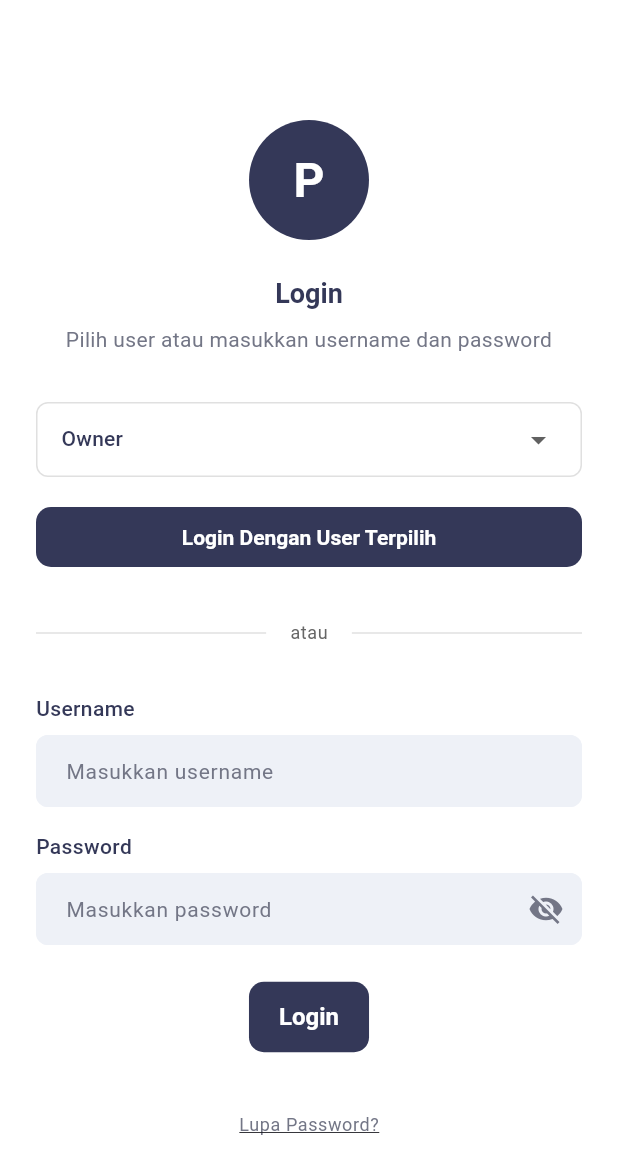
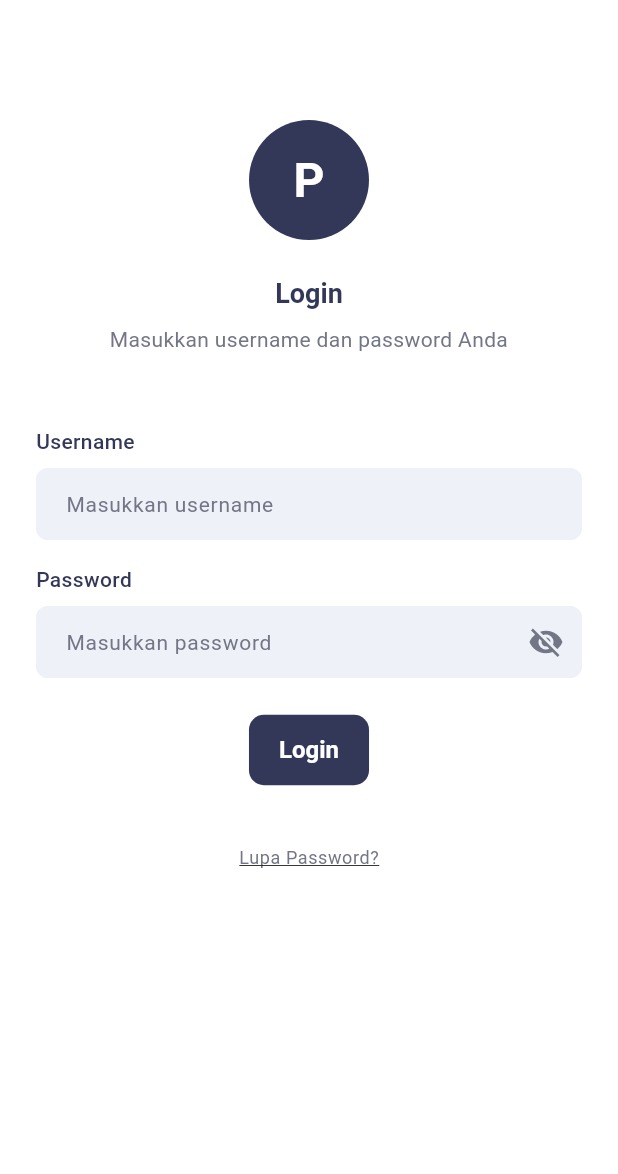
Before and after one commit to abimanyupewe/module_parking_app, a Flutter app: the screen it shows after launch, after a tap on "Lewati", on a phone screen of 412 x 824 dp. Shown: the top 1174 px of the screen. Run offline on Flutter 3.47's test engine with Material 3 defaults, Android fonts, the phone set to English and light mode, and no system bars; our stand-ins replace shared_preferences, sqflite; missing offline and left inert: bcrypt; accounts and stored records are empty.

Commit message:
refactor: Simplify login page - remove dropdown, use simple form only
- Remove UserSelectionModel
- Remove dropdown from login page
- Keep simple form for username/password input
- Test users credentials stored in database only (not displayed)

Test users available:
- owner / 123456
- admin1 / 123456
- petugas1 / 123456

Users input their own credentials via login form.

```diff
--- a/lib/features/auth/pages/login_page.dart
+++ b/lib/features/auth/pages/login_page.dart
@@ -1,7 +1,6 @@
 import 'package:flutter/material.dart';
 import '../../../config/colors.dart';
 import '../../../core/preferences/app_preferences.dart';
-import '../../../models/user_selection_model.dart';
 import '../controllers/auth_controller.dart';
 import '../widgets/auth_header_widget.dart';
 import '../widgets/login_form_widget.dart';
@@ -18,33 +17,12 @@ class _LoginPageState extends State<LoginPage> {
   late AuthController _authController;
   bool _isLoading = false;
   String? _errorMessage;
-  UserSelectionModel? _selectedUser;
-
-  // List of test users
-  late final List<UserSelectionModel> _testUsers = [
-    UserSelectionModel(
-      displayName: 'Owner',
-      username: 'owner',
-      password: '123456',
-    ),
-    UserSelectionModel(
-      displayName: 'Admin',
-      username: 'admin1',
-      password: '123456',
-    ),
-    UserSelectionModel(
-      displayName: 'Petugas',
-      username: 'petugas1',
-      password: '123456',
-    ),
-  ];
 
   @override
   void initState() {
     super.initState();
     _authController = AuthController();
     _initializePreferences();
-    _selectedUser = _testUsers.first; // Set default ke Owner
   }
 
   /// Inisialisasi preferences
@@ -74,13 +52,13 @@ class _LoginPageState extends State<LoginPage> {
 
       if (mounted) {
         switch (role) {
-          case 'owner':
+          case 'Owner':
             Navigator.of(context).pushReplacementNamed('/owner_dashboard');
             break;
-          case 'admin':
+          case 'Admin':
             Navigator.of(context).pushReplacementNamed('/admin_dashboard');
             break;
-          case 'petugas':
+          case 'Petugas':
             Navigator.of(context).pushReplacementNamed('/petugas_dashboard');
             break;
           default:
@@ -109,89 +87,11 @@ class _LoginPageState extends State<LoginPage> {
               const SizedBox(height: 40),
               const AuthHeaderWidget(
                 title: 'Login',
-                subtitle: 'Pilih user atau masukkan username dan password',
+                subtitle: 'Masukkan username dan password Anda',
               ),
-              const SizedBox(height: 32),
+              const SizedBox(height: 48),
 
-              // User Selection Dropdown
-              Container(
-                decoration: BoxDecoration(
-                  border: Border.all(color: AppColors.border),
-                  borderRadius: BorderRadius.circular(8),
-                ),
-                padding: const EdgeInsets.symmetric(horizontal: 16),
-                child: DropdownButton<UserSelectionModel>(
-                  isExpanded: true,
-                  underline: const SizedBox.shrink(),
-                  value: _selectedUser,
-                  items: _testUsers.map((user) {
-                    return DropdownMenuItem(
-                      value: user,
-                      child: Text(user.displayName),
-                    );
-                  }).toList(),
-                  onChanged: (user) {
-                    if (user != null) {
-                      setState(() {
-                        _selectedUser = user;
-                      });
-                    }
-                  },
-                ),
-              ),
-              const SizedBox(height: 16),
-
-              // Auto-login with selected user button
-              SizedBox(
-                width: double.infinity,
-                child: ElevatedButton(
-                  onPressed: _isLoading
-                      ? null
-                      : () => _selectedUser != null
-                            ? _handleLogin(
-                                _selectedUser!.username,
-                                _selectedUser!.password,
-                              )
-                            : null,
-                  style: ElevatedButton.styleFrom(
-                    backgroundColor: AppColors.primary,
-                    padding: const EdgeInsets.symmetric(vertical: 12),
-                  ),
-                  child: Text(
-                    _isLoading ? 'Logging in...' : 'Login Dengan User Terpilih',
-                    style: const TextStyle(
-                      fontSize: 14,
-                      fontWeight: FontWeight.w600,
-                      color: Colors.white,
-                    ),
-                  ),
-                ),
-              ),
-              const SizedBox(height: 32),
-
-              // Divider
-              Row(
-                children: [
-                  Expanded(
-                    child: Container(height: 1, color: AppColors.border),
-                  ),
-                  Padding(
-                    padding: const EdgeInsets.symmetric(horizontal: 16),
-                    child: Text(
-                      'atau',
-                      style: Theme.of(context).textTheme.bodySmall?.copyWith(
-                        color: AppColors.textSecondary,
-                      ),
-                    ),
-                  ),
-                  Expanded(
-                    child: Container(height: 1, color: AppColors.border),
-                  ),
-                ],
-              ),
-              const SizedBox(height: 32),
-
-              // Form untuk manual input
+              // Form
               LoginFormWidget(
                 onSubmit: _handleLogin,
                 isLoading: _isLoading,
--- a/lib/models/user_selection_model.dart
+++ /dev/null
@@ -1,14 +0,0 @@
-class UserSelectionModel {
-  final String displayName;
-  final String username;
-  final String password;
-
-  UserSelectionModel({
-    required this.displayName,
-    required this.username,
-    required this.password,
-  });
-
-  @override
-  String toString() => displayName;
-}
```
